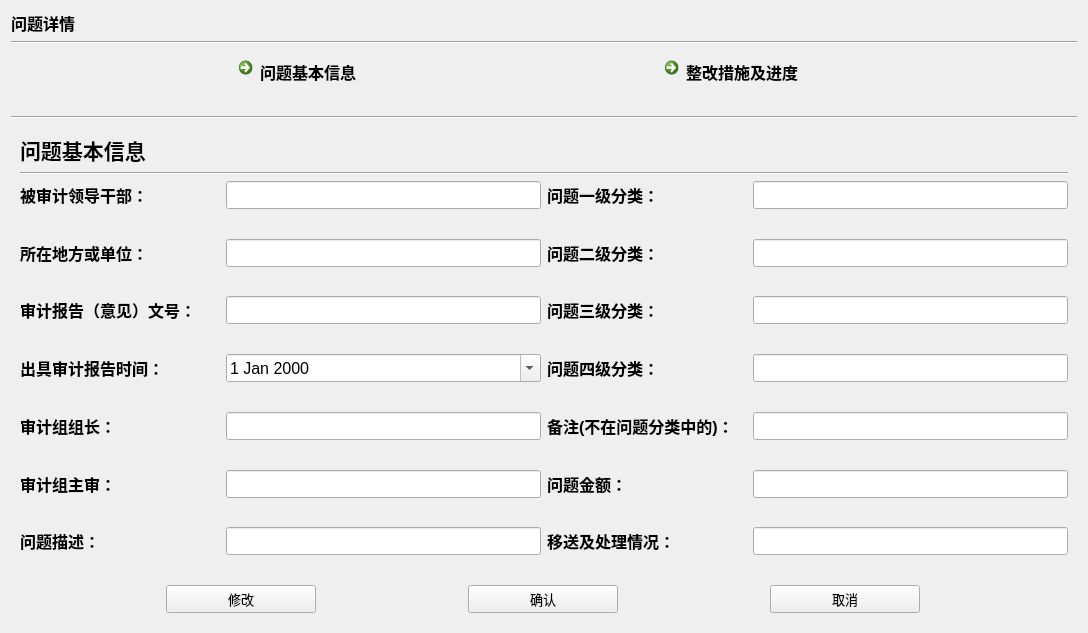
This is ui_dir/quedetail.ui in wind-sword/Audit as Qt 5 draws it before an edit. The edited form follows.
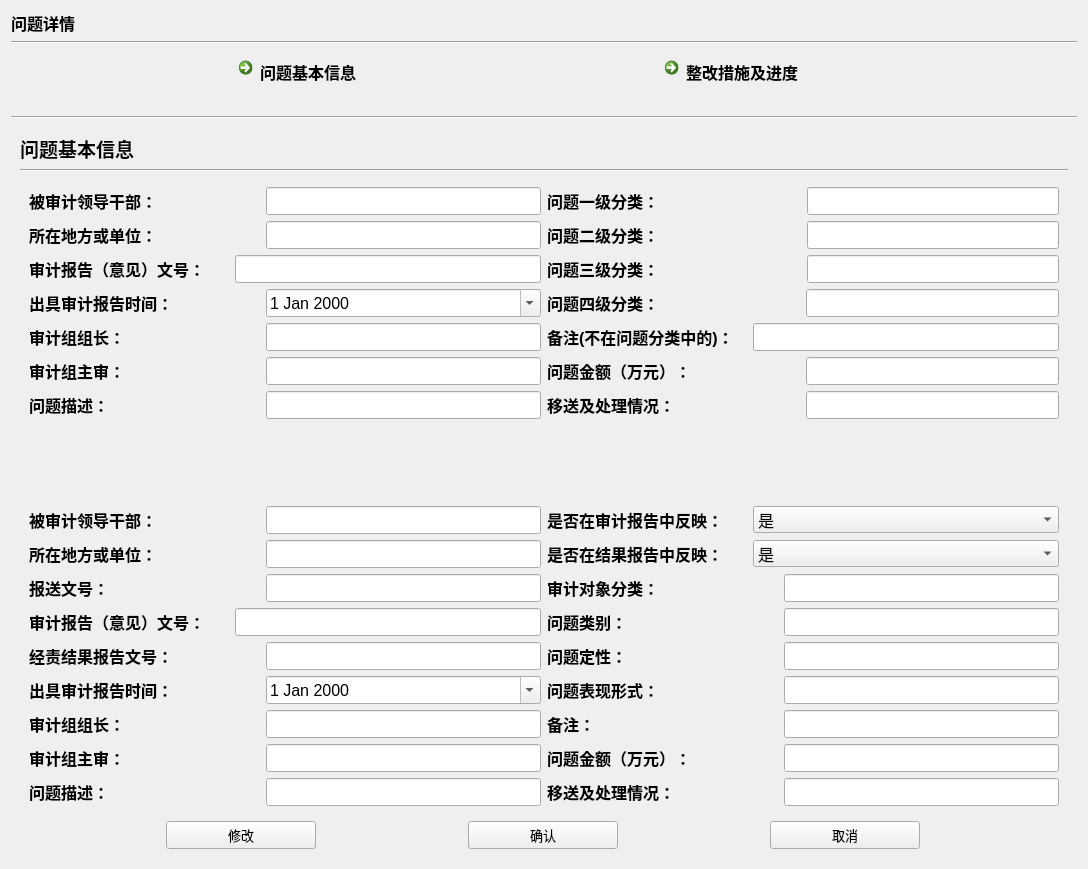
This is the edited form. The open tabs and pages were chosen to show the change.

Commit message: 经责整改模块完成,大量细节优化

```diff
--- a/ui_dir/quedetail.ui
+++ b/ui_dir/quedetail.ui
@@ -7,21 +7,21 @@
     <x>0</x>
     <y>0</y>
     <width>1088</width>
-    <height>633</height>
+    <height>869</height>
    </rect>
   </property>
   <property name="windowTitle">
    <string>Form</string>
   </property>
-  <layout class="QVBoxLayout" name="verticalLayout">
-   <item>
+  <layout class="QGridLayout" name="gridLayout_5">
+   <item row="0" column="0">
     <widget class="QLabel" name="label_2">
      <property name="text">
       <string>&lt;html&gt;&lt;head/&gt;&lt;body&gt;&lt;p&gt;&lt;span style=&quot; font-size:12pt; font-weight:600;&quot;&gt;问题详情&lt;/span&gt;&lt;/p&gt;&lt;/body&gt;&lt;/html&gt;</string>
      </property>
     </widget>
    </item>
-   <item>
+   <item row="1" column="0">
     <widget class="Line" name="line_2">
      <property name="sizePolicy">
       <sizepolicy hsizetype="Expanding" vsizetype="Fixed">
@@ -41,7 +41,7 @@
      </property>
     </widget>
    </item>
-   <item>
+   <item row="2" column="0">
     <layout class="QHBoxLayout" name="horizontalLayout">
      <item>
       <widget class="QCommandLinkButton" name="commandLinkButton_4">
@@ -110,7 +110,7 @@
      </item>
     </layout>
    </item>
-   <item>
+   <item row="3" column="0">
     <widget class="Line" name="line">
      <property name="sizePolicy">
       <sizepolicy hsizetype="Expanding" vsizetype="Fixed">
@@ -123,44 +123,126 @@
      </property>
     </widget>
    </item>
-   <item>
+   <item row="4" column="0">
     <widget class="QStackedWidget" name="stackedWidget">
      <property name="currentIndex">
-      <number>1</number>
+      <number>0</number>
      </property>
      <widget class="QWidget" name="page_detail">
-      <layout class="QGridLayout" name="gridLayout_2" rowstretch="1,1,18,1" rowminimumheight="0,0,0,0">
+      <layout class="QGridLayout" name="gridLayout_2" rowstretch="0,0,0,1,1,0">
        <item row="0" column="0">
         <widget class="QLabel" name="label">
+         <property name="font">
+          <font>
+           <pointsize>14</pointsize>
+           <weight>75</weight>
+           <bold>true</bold>
+          </font>
+         </property>
          <property name="text">
-          <string>&lt;html&gt;&lt;head/&gt;&lt;body&gt;&lt;p&gt;&lt;span style=&quot; font-size:16pt; font-weight:600;&quot;&gt;问题基本信息&lt;/span&gt;&lt;/p&gt;&lt;/body&gt;&lt;/html&gt;</string>
+          <string>问题基本信息</string>
          </property>
         </widget>
        </item>
-       <item row="1" column="0">
-        <widget class="Line" name="line_4">
-         <property name="orientation">
-          <enum>Qt::Horizontal</enum>
-         </property>
-        </widget>
+       <item row="5" column="0">
+        <layout class="QHBoxLayout" name="horizontalLayout_2">
+         <item>
+          <widget class="QPushButton" name="pushButton_1">
+           <property name="minimumSize">
+            <size>
+             <width>150</width>
+             <height>28</height>
+            </size>
+           </property>
+           <property name="maximumSize">
+            <size>
+             <width>150</width>
+             <height>16777215</height>
+            </size>
+           </property>
+           <property name="font">
+            <font>
+             <pointsize>10</pointsize>
+            </font>
+           </property>
+           <property name="text">
+            <string>修改</string>
+           </property>
+          </widget>
+         </item>
+         <item>
+          <widget class="QPushButton" name="pushButton_2">
+           <property name="minimumSize">
+            <size>
+             <width>150</width>
+             <height>28</height>
+            </size>
+           </property>
+           <property name="maximumSize">
+            <size>
+             <width>150</width>
+             <height>16777215</height>
+            </size>
+           </property>
+           <property name="font">
+            <font>
+             <pointsize>10</pointsize>
+            </font>
+           </property>
+           <property name="text">
+            <string>确认</string>
+           </property>
+          </widget>
+         </item>
+         <item>
+          <widget class="QPushButton" name="pushButton_3">
+           <property name="minimumSize">
+            <size>
+             <width>150</width>
+             <height>28</height>
+            </size>
+           </property>
+           <property name="maximumSize">
+            <size>
+             <width>150</width>
+             <height>16777215</height>
+            </size>
+           </property>
+           <property name="font">
+            <font>
+             <pointsize>10</pointsize>
+            </font>
+           </property>
+           <property name="text">
+            <string>取消</string>
+           </property>
+          </widget>
+         </item>
+        </layout>
        </item>
        <item row="2" column="0">
-        <layout class="QGridLayout" name="gridLayout">
+        <widget class="QWidget" name="widget_bw" native="true">
+         <layout class="QGridLayout" name="gridLayout" rowstretch="0,0,0,0,0,0,0">
          <item row="0" column="0">
           <layout class="QFormLayout" name="formLayout">
            <item row="0" column="0">
             <widget class="QLabel" name="label_3">
              <property name="minimumSize">
               <size>
-               <width>200</width>
+                <width>231</width>
                <height>0</height>
               </size>
              </property>
              <property name="font">
               <font>
                <pointsize>12</pointsize>
-              </font>
-             </property>
+                <weight>75</weight>
+                <bold>true</bold>
+               </font>
+              </property>
+              <property name="mouseTracking">
+               <bool>true</bool>
+              </property>
              <property name="text">
               <string>&lt;html&gt;&lt;head/&gt;&lt;body&gt;&lt;p&gt;&lt;span style=&quot; font-size:12pt; font-weight:600;&quot;&gt;被审计领导干部：&lt;/span&gt;&lt;/p&gt;&lt;/body&gt;&lt;/html&gt;</string>
              </property>
@@ -189,7 +271,7 @@
             <widget class="QLabel" name="label_5">
              <property name="minimumSize">
               <size>
-               <width>200</width>
+                <width>254</width>
                <height>0</height>
               </size>
              </property>
@@ -228,17 +310,22 @@
             <widget class="QLabel" name="label_4">
              <property name="minimumSize">
               <size>
-               <width>200</width>
+                <width>231</width>
                <height>0</height>
               </size>
              </property>
              <property name="font">
               <font>
                <pointsize>12</pointsize>
-              </font>
-             </property>
+                <weight>75</weight>
+                <bold>true</bold>
+               </font>
+              </property>
+              <property name="mouseTracking">
+               <bool>false</bool>
+              </property>
              <property name="text">
-              <string>&lt;html&gt;&lt;head/&gt;&lt;body&gt;&lt;p&gt;&lt;span style=&quot; font-size:12pt; font-weight:600;&quot;&gt;所在地方或单位：&lt;/span&gt;&lt;/p&gt;&lt;/body&gt;&lt;/html&gt;</string>
+               <string>所在地方或单位：</string>
              </property>
             </widget>
            </item>
@@ -265,7 +352,7 @@
             <widget class="QLabel" name="label_7">
              <property name="minimumSize">
               <size>
-               <width>200</width>
+                <width>254</width>
                <height>0</height>
               </size>
              </property>
@@ -343,7 +430,7 @@
             <widget class="QLabel" name="label_12">
              <property name="minimumSize">
               <size>
-               <width>200</width>
+                <width>254</width>
                <height>0</height>
               </size>
              </property>
@@ -382,17 +469,22 @@
             <widget class="QLabel" name="label_8">
              <property name="minimumSize">
               <size>
-               <width>200</width>
+                <width>231</width>
                <height>0</height>
               </size>
              </property>
              <property name="font">
               <font>
                <pointsize>12</pointsize>
-              </font>
-             </property>
+                <weight>75</weight>
+                <bold>true</bold>
+               </font>
+              </property>
+              <property name="mouseTracking">
+               <bool>false</bool>
+              </property>
              <property name="text">
-              <string>&lt;html&gt;&lt;head/&gt;&lt;body&gt;&lt;p&gt;&lt;span style=&quot; font-size:12pt; font-weight:600;&quot;&gt;出具审计报告时间：&lt;/span&gt;&lt;/p&gt;&lt;/body&gt;&lt;/html&gt;</string>
+               <string>出具审计报告时间：</string>
              </property>
             </widget>
            </item>
@@ -416,7 +508,7 @@
             <widget class="QLabel" name="label_14">
              <property name="minimumSize">
               <size>
-               <width>200</width>
+                <width>253</width>
                <height>0</height>
               </size>
              </property>
@@ -455,7 +547,7 @@
             <widget class="QLabel" name="label_9">
              <property name="minimumSize">
               <size>
-               <width>200</width>
+                <width>231</width>
                <height>0</height>
               </size>
              </property>
@@ -533,7 +625,7 @@
             <widget class="QLabel" name="label_10">
              <property name="minimumSize">
               <size>
-               <width>200</width>
+                <width>231</width>
                <height>0</height>
               </size>
              </property>
@@ -572,7 +664,7 @@
             <widget class="QLabel" name="label_16">
              <property name="minimumSize">
               <size>
-               <width>200</width>
+                <width>253</width>
                <height>0</height>
               </size>
              </property>
@@ -584,7 +676,7 @@
               </font>
              </property>
              <property name="text">
-              <string>问题金额：</string>
+               <string>问题金额（万元）：</string>
              </property>
             </widget>
            </item>
@@ -611,7 +703,7 @@
             <widget class="QLabel" name="label_11">
              <property name="minimumSize">
               <size>
-               <width>200</width>
+                <width>231</width>
                <height>0</height>
               </size>
              </property>
@@ -646,26 +738,11 @@
          </item>
          <item row="6" column="1">
           <layout class="QFormLayout" name="formLayout_16">
-           <item row="0" column="1">
-            <widget class="QLineEdit" name="lineEdit_13">
-             <property name="minimumSize">
-              <size>
-               <width>0</width>
-               <height>28</height>
-              </size>
-             </property>
-             <property name="font">
-              <font>
-               <pointsize>12</pointsize>
-              </font>
-             </property>
-            </widget>
-           </item>
            <item row="0" column="0">
             <widget class="QLabel" name="label_17">
              <property name="minimumSize">
               <size>
-               <width>200</width>
+                <width>253</width>
                <height>0</height>
               </size>
              </property>
@@ -681,85 +758,751 @@
              </property>
             </widget>
            </item>
-          </layout>
+            <item row="0" column="1">
+             <widget class="QLineEdit" name="lineEdit_13">
+              <property name="minimumSize">
+               <size>
+                <width>0</width>
+                <height>28</height>
+               </size>
+              </property>
+              <property name="font">
+               <font>
+                <pointsize>12</pointsize>
+               </font>
+              </property>
+             </widget>
+            </item>
+           </layout>
+          </item>
+         </layout>
+        </widget>
+       </item>
+       <item row="1" column="0">
+        <widget class="Line" name="line_4">
+         <property name="orientation">
+          <enum>Qt::Horizontal</enum>
+         </property>
+        </widget>
+       </item>
+       <item row="4" column="0">
+        <widget class="QWidget" name="widget_jz" native="true">
+         <layout class="QGridLayout" name="gridLayout_4">
+          <item row="1" column="0">
+           <layout class="QFormLayout" name="formLayout_4">
+            <item row="0" column="0">
+             <widget class="QLabel" name="label_20">
+              <property name="minimumSize">
+               <size>
+                <width>231</width>
+                <height>0</height>
+               </size>
+              </property>
+              <property name="font">
+               <font>
+                <pointsize>12</pointsize>
+                <weight>75</weight>
+                <bold>true</bold>
+               </font>
+              </property>
+              <property name="mouseTracking">
+               <bool>false</bool>
+              </property>
+              <property name="text">
+               <string>所在地方或单位：</string>
+              </property>
+             </widget>
+            </item>
+            <item row="0" column="1">
+             <widget class="QLineEdit" name="lineEdit_jz_2">
+              <property name="minimumSize">
+               <size>
+                <width>0</width>
+                <height>28</height>
+               </size>
+              </property>
+              <property name="font">
+               <font>
+                <pointsize>12</pointsize>
+               </font>
+              </property>
+             </widget>
+            </item>
+           </layout>
+          </item>
+          <item row="0" column="1">
+           <layout class="QFormLayout" name="formLayout_17">
+            <item row="0" column="0">
+             <widget class="QLabel" name="label_19">
+              <property name="minimumSize">
+               <size>
+                <width>200</width>
+                <height>0</height>
+               </size>
+              </property>
+              <property name="font">
+               <font>
+                <pointsize>12</pointsize>
+                <weight>75</weight>
+                <bold>true</bold>
+               </font>
+              </property>
+              <property name="text">
+               <string>是否在审计报告中反映：</string>
+              </property>
+             </widget>
+            </item>
+            <item row="0" column="1">
+             <widget class="QComboBox" name="comboBox_jz_1">
+              <property name="font">
+               <font>
+                <pointsize>12</pointsize>
+               </font>
+              </property>
+              <item>
+               <property name="text">
+                <string>是</string>
+               </property>
+              </item>
+              <item>
+               <property name="text">
+                <string>否</string>
+               </property>
+              </item>
+             </widget>
+            </item>
+           </layout>
+          </item>
+          <item row="7" column="0">
+           <layout class="QFormLayout" name="formLayout_30">
+            <item row="0" column="0">
+             <widget class="QLabel" name="label_33">
+              <property name="minimumSize">
+               <size>
+                <width>231</width>
+                <height>0</height>
+               </size>
+              </property>
+              <property name="font">
+               <font>
+                <pointsize>12</pointsize>
+                <weight>75</weight>
+                <bold>true</bold>
+               </font>
+              </property>
+              <property name="text">
+               <string>审计组主审：</string>
+              </property>
+             </widget>
+            </item>
+            <item row="0" column="1">
+             <widget class="QLineEdit" name="lineEdit_jz_7">
+              <property name="minimumSize">
+               <size>
+                <width>0</width>
+                <height>28</height>
+               </size>
+              </property>
+              <property name="font">
+               <font>
+                <pointsize>12</pointsize>
+               </font>
+              </property>
+             </widget>
          </item>
         </layout>
        </item>
        <item row="3" column="0">
-        <layout class="QHBoxLayout" name="horizontalLayout_2">
-         <item>
-          <widget class="QPushButton" name="pushButton_1">
+           <layout class="QFormLayout" name="formLayout_21">
+            <item row="0" column="0">
+             <widget class="QLabel" name="label_24">
            <property name="minimumSize">
             <size>
-             <width>150</width>
+                <width>200</width>
+                <height>0</height>
+               </size>
+              </property>
+              <property name="font">
+               <font>
+                <pointsize>12</pointsize>
+                <weight>75</weight>
+                <bold>true</bold>
+               </font>
+              </property>
+              <property name="text">
+               <string>审计报告（意见）文号：</string>
+              </property>
+             </widget>
+            </item>
+            <item row="0" column="1">
+             <widget class="QLineEdit" name="lineEdit_jz_4">
+              <property name="minimumSize">
+               <size>
+                <width>0</width>
              <height>28</height>
             </size>
            </property>
-           <property name="maximumSize">
+              <property name="font">
+               <font>
+                <pointsize>12</pointsize>
+               </font>
+              </property>
+             </widget>
+            </item>
+           </layout>
+          </item>
+          <item row="1" column="1">
+           <layout class="QFormLayout" name="formLayout_18">
+            <item row="0" column="0">
+             <widget class="QLabel" name="label_21">
+              <property name="minimumSize">
             <size>
-             <width>150</width>
-             <height>16777215</height>
+                <width>200</width>
+                <height>0</height>
             </size>
            </property>
            <property name="font">
             <font>
-             <pointsize>10</pointsize>
+                <pointsize>12</pointsize>
+                <weight>75</weight>
+                <bold>true</bold>
             </font>
            </property>
            <property name="text">
-            <string>修改</string>
+               <string>是否在结果报告中反映：</string>
            </property>
           </widget>
          </item>
+            <item row="0" column="1">
+             <widget class="QComboBox" name="comboBox_jz_2">
+              <property name="font">
+               <font>
+                <pointsize>12</pointsize>
+               </font>
+              </property>
          <item>
-          <widget class="QPushButton" name="pushButton_2">
+               <property name="text">
+                <string>是</string>
+               </property>
+              </item>
+              <item>
+               <property name="text">
+                <string>否</string>
+               </property>
+              </item>
+             </widget>
+            </item>
+           </layout>
+          </item>
+          <item row="4" column="0">
+           <layout class="QFormLayout" name="formLayout_23">
+            <item row="0" column="0">
+             <widget class="QLabel" name="label_26">
            <property name="minimumSize">
             <size>
-             <width>150</width>
+                <width>231</width>
+                <height>0</height>
+               </size>
+              </property>
+              <property name="font">
+               <font>
+                <pointsize>12</pointsize>
+                <weight>75</weight>
+                <bold>true</bold>
+               </font>
+              </property>
+              <property name="text">
+               <string>经责结果报告文号：</string>
+              </property>
+             </widget>
+            </item>
+            <item row="0" column="1">
+             <widget class="QLineEdit" name="lineEdit_jz_5">
+              <property name="minimumSize">
+               <size>
+                <width>0</width>
              <height>28</height>
             </size>
            </property>
-           <property name="maximumSize">
+              <property name="font">
+               <font>
+                <pointsize>12</pointsize>
+               </font>
+              </property>
+             </widget>
+            </item>
+           </layout>
+          </item>
+          <item row="5" column="1">
+           <layout class="QFormLayout" name="formLayout_26">
+            <item row="0" column="0">
+             <widget class="QLabel" name="label_29">
+              <property name="minimumSize">
             <size>
-             <width>150</width>
-             <height>16777215</height>
+                <width>231</width>
+                <height>0</height>
             </size>
            </property>
            <property name="font">
             <font>
-             <pointsize>10</pointsize>
+                <pointsize>12</pointsize>
+                <weight>75</weight>
+                <bold>true</bold>
             </font>
            </property>
            <property name="text">
-            <string>确认</string>
+               <string>问题表现形式：</string>
            </property>
           </widget>
          </item>
-         <item>
-          <widget class="QPushButton" name="pushButton_3">
+            <item row="0" column="1">
+             <widget class="QLineEdit" name="lineEdit_jz_12">
            <property name="minimumSize">
             <size>
-             <width>150</width>
+                <width>0</width>
              <height>28</height>
             </size>
            </property>
-           <property name="maximumSize">
+              <property name="font">
+               <font>
+                <pointsize>12</pointsize>
+               </font>
+              </property>
+             </widget>
+            </item>
+           </layout>
+          </item>
+          <item row="2" column="1">
+           <layout class="QFormLayout" name="formLayout_20">
+            <item row="0" column="0">
+             <widget class="QLabel" name="label_23">
+              <property name="minimumSize">
             <size>
-             <width>150</width>
-             <height>16777215</height>
+                <width>231</width>
+                <height>0</height>
             </size>
            </property>
            <property name="font">
             <font>
-             <pointsize>10</pointsize>
+                <pointsize>12</pointsize>
+                <weight>75</weight>
+                <bold>true</bold>
             </font>
            </property>
            <property name="text">
-            <string>取消</string>
+               <string>审计对象分类：</string>
            </property>
           </widget>
          </item>
-        </layout>
+            <item row="0" column="1">
+             <widget class="QLineEdit" name="lineEdit_jz_9">
+              <property name="minimumSize">
+               <size>
+                <width>0</width>
+                <height>28</height>
+               </size>
+              </property>
+              <property name="font">
+               <font>
+                <pointsize>12</pointsize>
+               </font>
+              </property>
+             </widget>
+            </item>
+           </layout>
+          </item>
+          <item row="0" column="0">
+           <layout class="QFormLayout" name="formLayout_3">
+            <item row="0" column="0">
+             <widget class="QLabel" name="label_18">
+              <property name="minimumSize">
+               <size>
+                <width>231</width>
+                <height>0</height>
+               </size>
+              </property>
+              <property name="font">
+               <font>
+                <pointsize>12</pointsize>
+                <weight>75</weight>
+                <bold>true</bold>
+               </font>
+              </property>
+              <property name="mouseTracking">
+               <bool>false</bool>
+              </property>
+              <property name="text">
+               <string>被审计领导干部：</string>
+              </property>
+             </widget>
+            </item>
+            <item row="0" column="1">
+             <widget class="QLineEdit" name="lineEdit_jz_1">
+              <property name="minimumSize">
+               <size>
+                <width>0</width>
+                <height>28</height>
+               </size>
+              </property>
+              <property name="font">
+               <font>
+                <pointsize>12</pointsize>
+               </font>
+              </property>
+             </widget>
+            </item>
+           </layout>
+          </item>
+          <item row="6" column="1">
+           <layout class="QFormLayout" name="formLayout_28">
+            <item row="0" column="1">
+             <widget class="QLineEdit" name="lineEdit_jz_13">
+              <property name="minimumSize">
+               <size>
+                <width>0</width>
+                <height>28</height>
+               </size>
+              </property>
+              <property name="font">
+               <font>
+                <pointsize>12</pointsize>
+               </font>
+              </property>
+             </widget>
+            </item>
+            <item row="0" column="0">
+             <widget class="QLabel" name="label_31">
+              <property name="minimumSize">
+               <size>
+                <width>231</width>
+                <height>0</height>
+               </size>
+              </property>
+              <property name="font">
+               <font>
+                <pointsize>12</pointsize>
+                <weight>75</weight>
+                <bold>true</bold>
+               </font>
+              </property>
+              <property name="text">
+               <string>备注：</string>
+              </property>
+             </widget>
+            </item>
+           </layout>
+          </item>
+          <item row="5" column="0">
+           <layout class="QFormLayout" name="formLayout_25">
+            <item row="0" column="0">
+             <widget class="QLabel" name="label_28">
+              <property name="minimumSize">
+               <size>
+                <width>231</width>
+                <height>0</height>
+               </size>
+              </property>
+              <property name="font">
+               <font>
+                <pointsize>12</pointsize>
+                <weight>75</weight>
+                <bold>true</bold>
+               </font>
+              </property>
+              <property name="text">
+               <string>出具审计报告时间：</string>
+              </property>
+             </widget>
+            </item>
+            <item row="0" column="1">
+             <widget class="QDateEdit" name="dateEdit_jz_1">
+              <property name="font">
+               <font>
+                <pointsize>12</pointsize>
+               </font>
+              </property>
+              <property name="calendarPopup">
+               <bool>true</bool>
+              </property>
+             </widget>
+            </item>
+           </layout>
+          </item>
+          <item row="6" column="0">
+           <layout class="QFormLayout" name="formLayout_27">
+            <item row="0" column="0">
+             <widget class="QLabel" name="label_30">
+              <property name="minimumSize">
+               <size>
+                <width>231</width>
+                <height>0</height>
+               </size>
+              </property>
+              <property name="font">
+               <font>
+                <pointsize>12</pointsize>
+                <weight>75</weight>
+                <bold>true</bold>
+               </font>
+              </property>
+              <property name="text">
+               <string>审计组组长：</string>
+              </property>
+             </widget>
+            </item>
+            <item row="0" column="1">
+             <widget class="QLineEdit" name="lineEdit_jz_6">
+              <property name="minimumSize">
+               <size>
+                <width>0</width>
+                <height>28</height>
+               </size>
+              </property>
+              <property name="font">
+               <font>
+                <pointsize>12</pointsize>
+               </font>
+              </property>
+             </widget>
+            </item>
+           </layout>
+          </item>
+          <item row="4" column="1">
+           <layout class="QFormLayout" name="formLayout_24">
+            <item row="0" column="0">
+             <widget class="QLabel" name="label_27">
+              <property name="minimumSize">
+               <size>
+                <width>231</width>
+                <height>0</height>
+               </size>
+              </property>
+              <property name="font">
+               <font>
+                <pointsize>12</pointsize>
+                <weight>75</weight>
+                <bold>true</bold>
+               </font>
+              </property>
+              <property name="text">
+               <string>问题定性：</string>
+              </property>
+             </widget>
+            </item>
+            <item row="0" column="1">
+             <widget class="QLineEdit" name="lineEdit_jz_11">
+              <property name="minimumSize">
+               <size>
+                <width>0</width>
+                <height>28</height>
+               </size>
+              </property>
+              <property name="font">
+               <font>
+                <pointsize>12</pointsize>
+               </font>
+              </property>
+             </widget>
+            </item>
+           </layout>
+          </item>
+          <item row="2" column="0">
+           <layout class="QFormLayout" name="formLayout_19">
+            <item row="0" column="0">
+             <widget class="QLabel" name="label_22">
+              <property name="minimumSize">
+               <size>
+                <width>231</width>
+                <height>0</height>
+               </size>
+              </property>
+              <property name="font">
+               <font>
+                <pointsize>12</pointsize>
+                <weight>75</weight>
+                <bold>true</bold>
+               </font>
+              </property>
+              <property name="text">
+               <string>报送文号：</string>
+              </property>
+             </widget>
+            </item>
+            <item row="0" column="1">
+             <widget class="QLineEdit" name="lineEdit_jz_3">
+              <property name="minimumSize">
+               <size>
+                <width>0</width>
+                <height>28</height>
+               </size>
+              </property>
+              <property name="font">
+               <font>
+                <pointsize>12</pointsize>
+               </font>
+              </property>
+             </widget>
+            </item>
+           </layout>
+          </item>
+          <item row="3" column="1">
+           <layout class="QFormLayout" name="formLayout_22">
+            <item row="0" column="0">
+             <widget class="QLabel" name="label_25">
+              <property name="minimumSize">
+               <size>
+                <width>231</width>
+                <height>0</height>
+               </size>
+              </property>
+              <property name="font">
+               <font>
+                <pointsize>12</pointsize>
+                <weight>75</weight>
+                <bold>true</bold>
+               </font>
+              </property>
+              <property name="text">
+               <string>问题类别：</string>
+              </property>
+             </widget>
+            </item>
+            <item row="0" column="1">
+             <widget class="QLineEdit" name="lineEdit_jz_10">
+              <property name="minimumSize">
+               <size>
+                <width>0</width>
+                <height>28</height>
+               </size>
+              </property>
+              <property name="font">
+               <font>
+                <pointsize>12</pointsize>
+               </font>
+              </property>
+             </widget>
+            </item>
+           </layout>
+          </item>
+          <item row="8" column="0">
+           <layout class="QFormLayout" name="formLayout_31">
+            <item row="0" column="0">
+             <widget class="QLabel" name="label_34">
+              <property name="minimumSize">
+               <size>
+                <width>231</width>
+                <height>0</height>
+               </size>
+              </property>
+              <property name="font">
+               <font>
+                <pointsize>12</pointsize>
+                <weight>75</weight>
+                <bold>true</bold>
+               </font>
+              </property>
+              <property name="text">
+               <string>问题描述：</string>
+              </property>
+             </widget>
+            </item>
+            <item row="0" column="1">
+             <widget class="QLineEdit" name="lineEdit_jz_8">
+              <property name="minimumSize">
+               <size>
+                <width>0</width>
+                <height>28</height>
+               </size>
+              </property>
+              <property name="font">
+               <font>
+                <pointsize>12</pointsize>
+               </font>
+              </property>
+             </widget>
+            </item>
+           </layout>
+          </item>
+          <item row="7" column="1">
+           <layout class="QFormLayout" name="formLayout_32">
+            <item row="0" column="0">
+             <widget class="QLabel" name="label_35">
+              <property name="minimumSize">
+               <size>
+                <width>231</width>
+                <height>0</height>
+               </size>
+              </property>
+              <property name="font">
+               <font>
+                <pointsize>12</pointsize>
+                <weight>75</weight>
+                <bold>true</bold>
+               </font>
+              </property>
+              <property name="text">
+               <string>问题金额（万元）：</string>
+              </property>
+             </widget>
+            </item>
+            <item row="0" column="1">
+             <widget class="QLineEdit" name="lineEdit_jz_14">
+              <property name="minimumSize">
+               <size>
+                <width>0</width>
+                <height>28</height>
+               </size>
+              </property>
+              <property name="font">
+               <font>
+                <pointsize>12</pointsize>
+               </font>
+              </property>
+             </widget>
+            </item>
+           </layout>
+          </item>
+          <item row="8" column="1">
+           <layout class="QFormLayout" name="formLayout_33">
+            <item row="0" column="0">
+             <widget class="QLabel" name="label_36">
+              <property name="minimumSize">
+               <size>
+                <width>231</width>
+                <height>0</height>
+               </size>
+              </property>
+              <property name="font">
+               <font>
+                <pointsize>12</pointsize>
+                <weight>75</weight>
+                <bold>true</bold>
+               </font>
+              </property>
+              <property name="text">
+               <string>移送及处理情况：</string>
+              </property>
+             </widget>
+            </item>
+            <item row="0" column="1">
+             <widget class="QLineEdit" name="lineEdit_jz_15">
+              <property name="minimumSize">
+               <size>
+                <width>0</width>
+                <height>28</height>
+               </size>
+              </property>
+              <property name="font">
+               <font>
+                <pointsize>12</pointsize>
+               </font>
+              </property>
+             </widget>
+            </item>
+           </layout>
+          </item>
+         </layout>
+        </widget>
        </item>
       </layout>
      </widget>
@@ -775,7 +1518,7 @@
           </font>
          </property>
          <property name="text">
-          <string>整改措施及进度：</string>
+          <string>整改措施及进度</string>
          </property>
         </widget>
        </item>
```
Left out of the diff: 40 changed lines with no effect on the pictures. Lines whose indentation alone changed are shown as unchanged. The commit also changes 28 other files.
